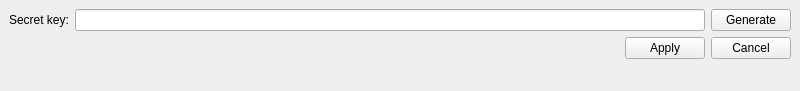
Before: the Qt Designer form ShareYourClipboard/ui/settingswindow.ui in Allexin/ShareYourClipboard, drawn with Qt 5.
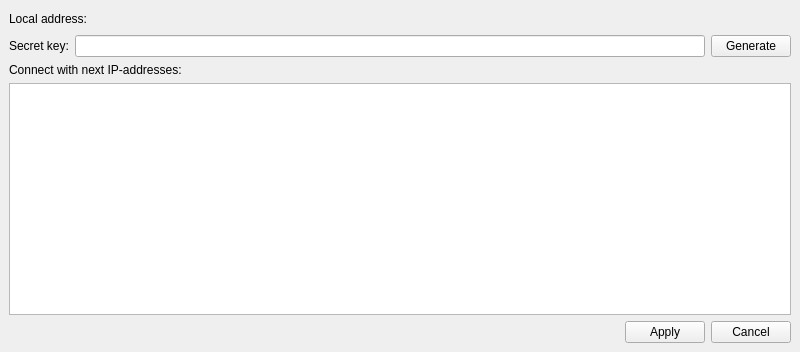
After: the same form once the commit is applied.

```diff
--- a/ShareYourClipboard/ui/settingswindow.ui
+++ b/ShareYourClipboard/ui/settingswindow.ui
@@ -7,7 +7,7 @@
     <x>0</x>
     <y>0</y>
     <width>800</width>
-    <height>91</height>
+    <height>352</height>
    </rect>
   </property>
   <property name="windowTitle">
@@ -17,6 +17,37 @@
    <layout class="QGridLayout" name="gridLayout">
     <item row="0" column="0">
      <layout class="QVBoxLayout" name="verticalLayout">
+      <item>
+       <layout class="QHBoxLayout" name="horizontalLayout_4">
+        <item>
+         <widget class="QLabel" name="label_3">
+          <property name="text">
+           <string>Local address:</string>
+          </property>
+         </widget>
+        </item>
+        <item>
+         <widget class="QLabel" name="labelLocalAddress">
+          <property name="text">
+           <string/>
+          </property>
+         </widget>
+        </item>
+        <item>
+         <spacer name="horizontalSpacer_2">
+          <property name="orientation">
+           <enum>Qt::Horizontal</enum>
+          </property>
+          <property name="sizeHint" stdset="0">
+           <size>
+            <width>40</width>
+            <height>20</height>
+           </size>
+          </property>
+         </spacer>
+        </item>
+       </layout>
+      </item>
       <item>
        <layout class="QHBoxLayout" name="horizontalLayout_2">
         <item>
@@ -38,6 +69,16 @@
         </item>
        </layout>
       </item>
+      <item>
+       <widget class="QLabel" name="label_2">
+        <property name="text">
+         <string>Connect with next IP-addresses:</string>
+        </property>
+       </widget>
+      </item>
+      <item>
+       <widget class="QPlainTextEdit" name="plainTextEditAddresses"/>
+      </item>
       <item>
        <layout class="QHBoxLayout" name="horizontalLayout_3">
         <item>
@@ -71,19 +112,6 @@
       </item>
      </layout>
     </item>
-    <item row="1" column="0">
-     <spacer name="verticalSpacer">
-      <property name="orientation">
-       <enum>Qt::Vertical</enum>
-      </property>
-      <property name="sizeHint" stdset="0">
-       <size>
-        <width>20</width>
-        <height>40</height>
-       </size>
-      </property>
-     </spacer>
-    </item>
    </layout>
   </widget>
  </widget>
```
